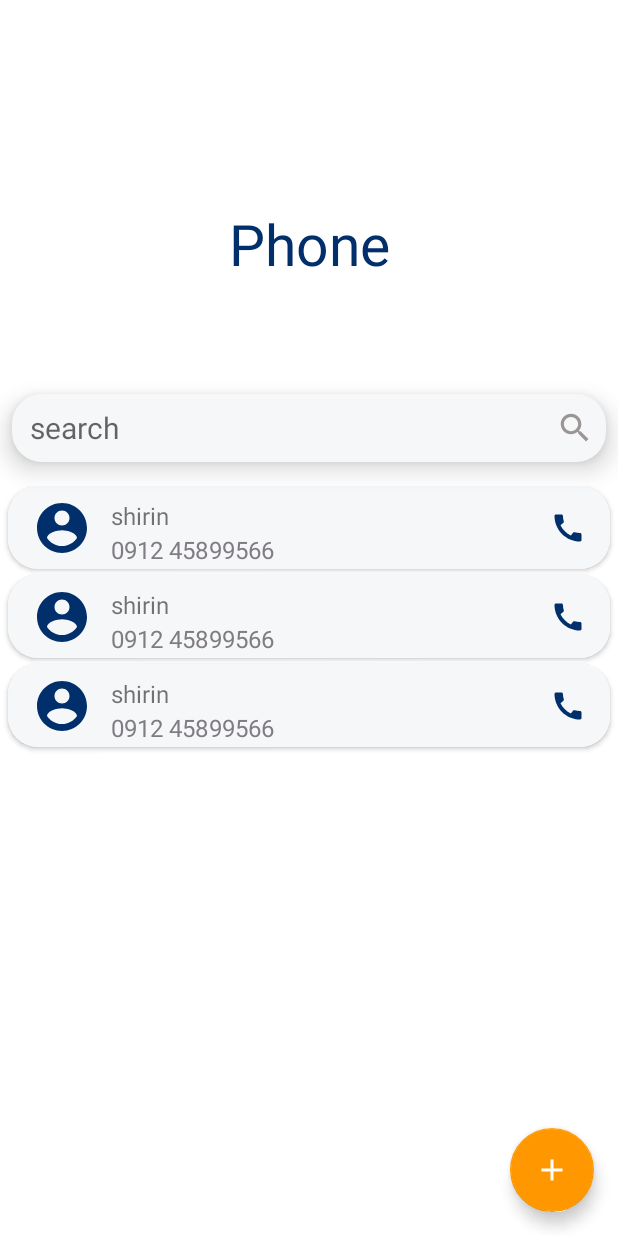
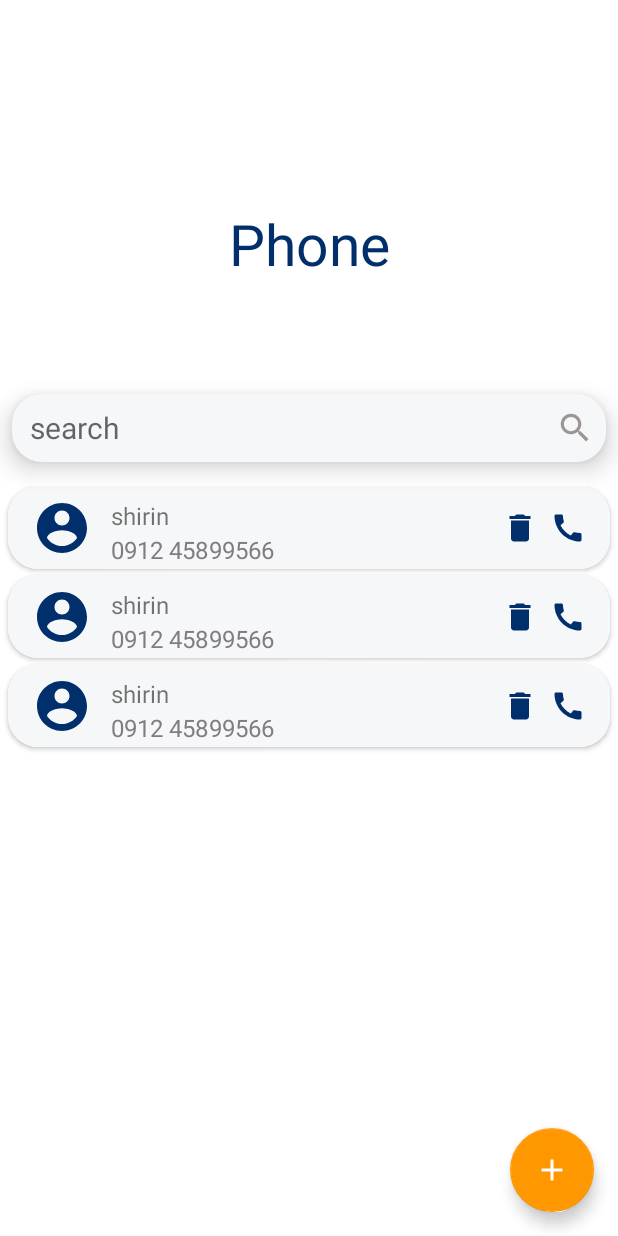
Before and after one commit to shaylifarhadi/contact, an Android app: the layout activity_contact.xml on its own in the app's theme, with its tools: preview values and no code run, on a phone screen of 412 x 824 dp. Run offline under Robolectric (Android 15) with nearby library versions, the phone set to English and light mode, and no system bars.

Commit message:
end project contact

```diff
--- a/app/build.gradle
+++ b/app/build.gradle
@@ -67,9 +67,6 @@ dependencies {
     api "org.jetbrains.kotlinx:kotlinx-coroutines-core:1.5.2"
     api "org.jetbrains.kotlinx:kotlinx-coroutines-android:1.5.2"
 
-    // UI
-    implementation "androidx.constraintlayout:constraintlayout:2.1.2"
-    implementation "com.google.android.material:material:1.4.0"
 
     // Testing
     testImplementation "junit:junit:4.13.2"
--- a/app/src/main/java/com/example/mycontanct/datamodel/Contact.kt
+++ b/app/src/main/java/com/example/mycontanct/datamodel/Contact.kt
@@ -6,7 +6,6 @@ import androidx.room.Entity
 import androidx.room.PrimaryKey
 import kotlinx.android.parcel.Parcelize
 
-@Parcelize
 @Entity(tableName = "contact_table")
 data class Contact(
     @ColumnInfo(name = "contact_name")
@@ -19,4 +18,4 @@ data class Contact(
     @ColumnInfo(name = "contact_id")
     @PrimaryKey(autoGenerate = true)
     val id: Int = 0,
-) : Parcelable
+)
--- a/app/src/main/java/com/example/mycontanct/db/ContactDao.kt
+++ b/app/src/main/java/com/example/mycontanct/db/ContactDao.kt
@@ -1,7 +1,10 @@
 package com.example.mycontanct.db
 
+import androidx.lifecycle.LiveData
 import androidx.paging.DataSource
+import androidx.paging.PagingData
 import androidx.room.Dao
+import androidx.room.Delete
 import androidx.room.Insert
 import androidx.room.Query
 import com.example.mycontanct.datamodel.Contact
@@ -19,4 +22,7 @@ interface ContactDao {
     @Insert
     fun insertContact(contact: Contact)
 
+    @Delete
+    fun deleteContact(contact:Contact)
+
 }
--- a/app/src/main/java/com/example/mycontanct/module/AppModule.kt
+++ b/app/src/main/java/com/example/mycontanct/module/AppModule.kt
@@ -19,7 +19,7 @@ object AppModule {
 
     @Singleton // Tell Dagger-Hilt to create a singleton accessible everywhere in ApplicationComponent
     @Provides
-    fun provideContactDatabase(@ApplicationContext app: Context) =
+    fun provideContactDatabase(@ApplicationContext app : Context) =
         Room.databaseBuilder(
             app, ContactDatabase::class.java,
             "contact_database"
@@ -29,6 +29,8 @@ object AppModule {
 
     @Singleton
     @Provides
-    fun provideContactDao(contactDb: ContactDatabase) = contactDb.getContactDao()
+    fun provideContactDao(contactDb : ContactDatabase) : ContactDao {
+        return contactDb.getContactDao()
+    }
 
 }
--- a/app/src/main/java/com/example/mycontanct/ui/create/CreateActivity.kt
+++ b/app/src/main/java/com/example/mycontanct/ui/create/CreateActivity.kt
@@ -29,9 +29,9 @@ class CreateActivity : AppCompatActivity() {
             val contact = Contact(name,phoneNumber)
 
             viewModel.contactDao.insertContact(contact)
-            val intent = Intent(this,ContactActivity::class.java)
+           /* val intent = Intent(this,ContactActivity::class.java)
             intent.putExtra("name",contact)
-            startActivity(intent)
+         //   startActivity(intent)*/
             finish()
         }
     }
--- a/app/src/main/java/com/example/mycontanct/ui/create/CreateViewModel.kt
+++ b/app/src/main/java/com/example/mycontanct/ui/create/CreateViewModel.kt
@@ -5,14 +5,13 @@ import androidx.lifecycle.viewModelScope
 import com.example.mycontanct.datamodel.Contact
 import com.example.mycontanct.db.ContactDao
 import com.example.mycontanct.db.ContactRepository
-import com.example.mycontanct.utlis.BaseApplication
 import dagger.hilt.android.lifecycle.HiltViewModel
 import kotlinx.coroutines.launch
 import javax.inject.Inject
 
 @HiltViewModel
 class CreateViewModel @Inject constructor(
-    val repository: ContactRepository,
+    private val repository: ContactRepository,
     val contactDao: ContactDao
 ) : ViewModel() {
 
--- a/app/src/main/java/com/example/mycontanct/ui/list/ContactViewModel.kt
+++ b/app/src/main/java/com/example/mycontanct/ui/list/ContactViewModel.kt
@@ -23,6 +23,8 @@ class ContactViewModel @Inject constructor(
 ) :
     ViewModel() {
 
+
+
     @SuppressLint("RestrictedApi")
     val contactList: LiveData<PagingData<Contact>> =
         Pager(
@@ -30,8 +32,7 @@ class ContactViewModel @Inject constructor(
             null,
             contactDao.getContactList()
                 .asPagingSourceFactory(
-                    ArchTaskExecutor.getIOThreadExecutor().asCoroutineDispatcher()
-                )
+                    ArchTaskExecutor.getIOThreadExecutor().asCoroutineDispatcher())
         ).liveData
 
 }
--- a/app/src/main/java/com/example/mycontanct/ui/splash/SplashActivity.kt
+++ b/app/src/main/java/com/example/mycontanct/ui/splash/SplashActivity.kt
@@ -27,5 +27,6 @@ class SplashActivity : AppCompatActivity() {
     private fun openContactActivity() {
         val intent = Intent(this, ContactActivity::class.java)
         startActivity(intent)
+        finish()
     }
 }
--- /dev/null
+++ b/app/src/main/res/drawable/ic_delete.xml
@@ -0,0 +1,5 @@
+<vector android:height="24dp" android:tint="@color/blue_900"
+    android:viewportHeight="24" android:viewportWidth="24"
+    android:width="24dp" xmlns:android="http://schemas.android.com/apk/res/android">
+    <path android:fillColor="@android:color/white" android:pathData="M6,19c0,1.1 0.9,2 2,2h8c1.1,0 2,-0.9 2,-2V7H6v12zM19,4h-3.5l-1,-1h-5l-1,1H5v2h14V4z"/>
+</vector>
--- a/app/src/main/res/layout/activity_contact.xml
+++ b/app/src/main/res/layout/activity_contact.xml
@@ -7,6 +7,12 @@
         <variable
             name="viewModel"
             type="com.example.mycontanct.ui.list.ContactViewModel" />
+        <variable
+            name="adapter"
+            type="com.example.mycontanct.ui.list.ContactAdapter" />
+        <variable
+            name="fabClick"
+            type="android.view.View.OnClickListener" />
     </data>
     <androidx.constraintlayout.widget.ConstraintLayout
         android:layout_width="match_parent"
@@ -17,6 +23,7 @@
             android:id="@+id/rv_contact"
             android:layout_width="match_parent"
             android:layout_height="500dp"
+            app:adapter="@{adapter}"
             app:layoutManager="androidx.recyclerview.widget.LinearLayoutManager"
             app:layout_constraintBottom_toBottomOf="parent"
             tools:listitem="@layout/item_contact" />
@@ -28,6 +35,7 @@
             android:layout_marginEnd="16dp"
             android:layout_marginBottom="16dp"
             android:clickable="true"
+            android:onClickListener="@{fabClick}"
             app:layout_constraintBottom_toBottomOf="parent"
             app:layout_constraintEnd_toEndOf="parent"
             app:srcCompat="@drawable/ic_add2"
--- a/app/src/main/res/layout/item_contact.xml
+++ b/app/src/main/res/layout/item_contact.xml
@@ -74,6 +74,16 @@
                 android:orientation="vertical"
                 app:layout_constraintGuide_begin="69dp" />
 
+            <ImageView
+                android:id="@+id/img_delete"
+                android:layout_width="wrap_content"
+                android:layout_height="wrap_content"
+                android:layout_marginEnd="8dp"
+                app:layout_constraintBottom_toBottomOf="@+id/img_call"
+                app:layout_constraintEnd_toStartOf="@+id/img_call"
+                app:layout_constraintTop_toTopOf="@+id/img_call"
+                app:srcCompat="@drawable/ic_delete" />
+
         </androidx.constraintlayout.widget.ConstraintLayout>
 
     </androidx.cardview.widget.CardView>
```
Also changed, not shown: app/src/main/java/com/example/mycontanct/db/ContactRepository.kt (+3 -5 lines), app/src/main/java/com/example/mycontanct/ui/list/ContactActivity.kt (+12 -15 lines), app/src/main/java/com/example/mycontanct/ui/list/ContactAdapter.kt (+19 -14 lines), app/src/main/res/layout/activity_create.xml (+0 -13 lines).
